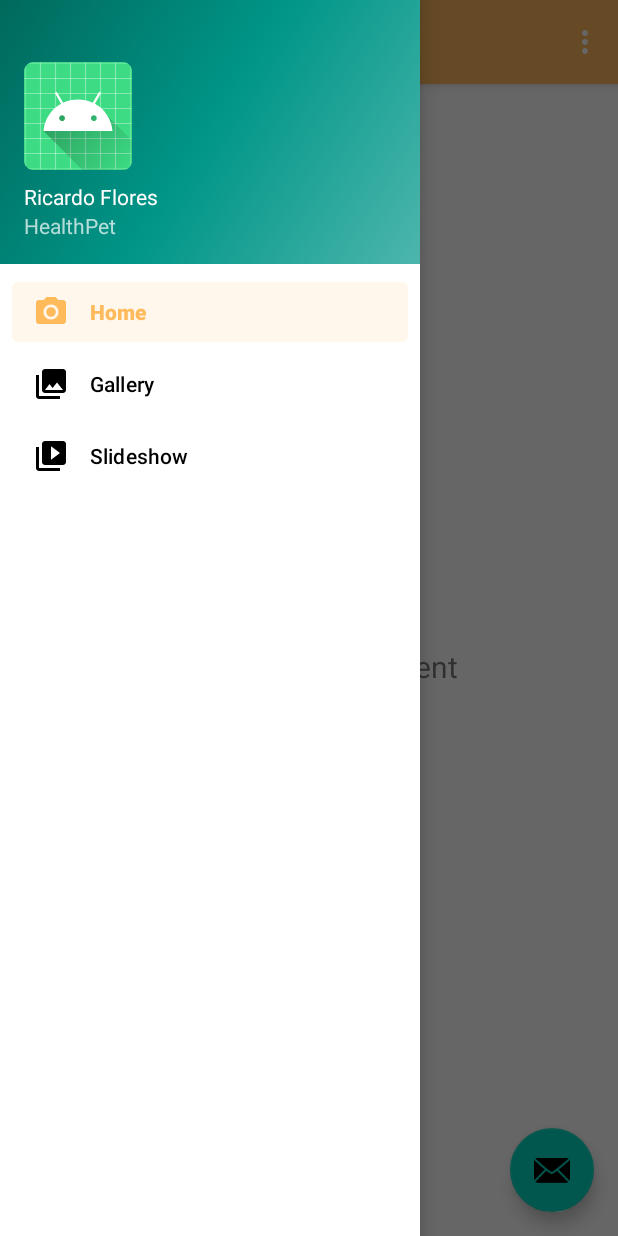
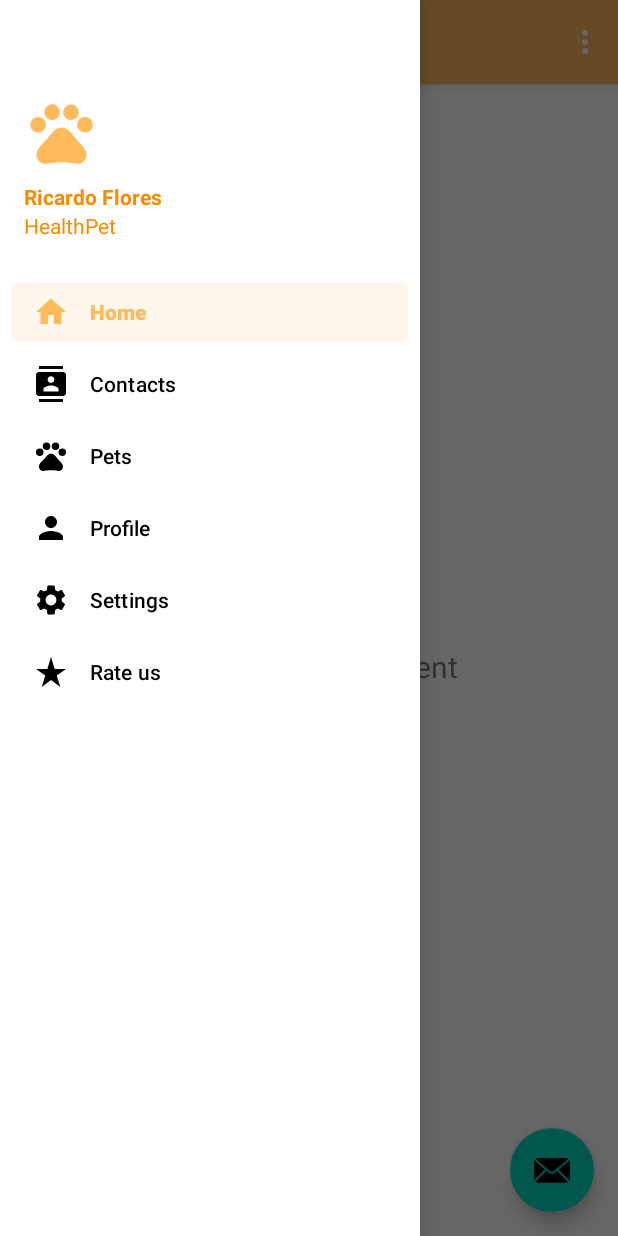
Before and after one commit to RicardoFlores01/HealthPetAppMovil, an Android app: the MenuActivity screen opened directly, with no data from a screen before it, with the side drawer open, on a phone screen of 412 x 824 dp. Run offline under Robolectric (Android 15) with nearby library versions, the phone set to English and light mode, and no system bars; our stand-ins replace navigation-ui.

Commit message:
Add icon menu and change the color the menu top

```diff
--- /dev/null
+++ b/app/src/main/res/drawable/ic_baseline_contacts_24.xml
@@ -0,0 +1,5 @@
+<vector android:height="24dp" android:tint="#FFBA5C"
+    android:viewportHeight="24" android:viewportWidth="24"
+    android:width="24dp" xmlns:android="http://schemas.android.com/apk/res/android">
+    <path android:fillColor="@android:color/white" android:pathData="M20,0L4,0v2h16L20,0zM4,24h16v-2L4,22v2zM20,4L4,4c-1.1,0 -2,0.9 -2,2v12c0,1.1 0.9,2 2,2h16c1.1,0 2,-0.9 2,-2L22,6c0,-1.1 -0.9,-2 -2,-2zM12,6.75c1.24,0 2.25,1.01 2.25,2.25s-1.01,2.25 -2.25,2.25S9.75,10.24 9.75,9 10.76,6.75 12,6.75zM17,17L7,17v-1.5c0,-1.67 3.33,-2.5 5,-2.5s5,0.83 5,2.5L17,17z"/>
+</vector>
--- /dev/null
+++ b/app/src/main/res/drawable/ic_baseline_home_24.xml
@@ -0,0 +1,5 @@
+<vector android:height="24dp" android:tint="#FFBA5C"
+    android:viewportHeight="24" android:viewportWidth="24"
+    android:width="24dp" xmlns:android="http://schemas.android.com/apk/res/android">
+    <path android:fillColor="@android:color/white" android:pathData="M10,20v-6h4v6h5v-8h3L12,3 2,12h3v8z"/>
+</vector>
--- /dev/null
+++ b/app/src/main/res/drawable/ic_baseline_person_24.xml
@@ -0,0 +1,5 @@
+<vector android:height="24dp" android:tint="#FFBA5C"
+    android:viewportHeight="24" android:viewportWidth="24"
+    android:width="24dp" xmlns:android="http://schemas.android.com/apk/res/android">
+    <path android:fillColor="@android:color/white" android:pathData="M12,12c2.21,0 4,-1.79 4,-4s-1.79,-4 -4,-4 -4,1.79 -4,4 1.79,4 4,4zM12,14c-2.67,0 -8,1.34 -8,4v2h16v-2c0,-2.66 -5.33,-4 -8,-4z"/>
+</vector>
--- /dev/null
+++ b/app/src/main/res/drawable/ic_baseline_pets_24.xml
@@ -0,0 +1,9 @@
+<vector android:height="24dp" android:tint="#FFBA5C"
+    android:viewportHeight="24" android:viewportWidth="24"
+    android:width="24dp" xmlns:android="http://schemas.android.com/apk/res/android">
+    <path android:fillColor="@android:color/white" android:pathData="M4.5,9.5m-2.5,0a2.5,2.5 0,1 1,5 0a2.5,2.5 0,1 1,-5 0"/>
+    <path android:fillColor="@android:color/white" android:pathData="M9,5.5m-2.5,0a2.5,2.5 0,1 1,5 0a2.5,2.5 0,1 1,-5 0"/>
+    <path android:fillColor="@android:color/white" android:pathData="M15,5.5m-2.5,0a2.5,2.5 0,1 1,5 0a2.5,2.5 0,1 1,-5 0"/>
+    <path android:fillColor="@android:color/white" android:pathData="M19.5,9.5m-2.5,0a2.5,2.5 0,1 1,5 0a2.5,2.5 0,1 1,-5 0"/>
+    <path android:fillColor="@android:color/white" android:pathData="M17.34,14.86c-0.87,-1.02 -1.6,-1.89 -2.48,-2.91 -0.46,-0.54 -1.05,-1.08 -1.75,-1.32 -0.11,-0.04 -0.22,-0.07 -0.33,-0.09 -0.25,-0.04 -0.52,-0.04 -0.78,-0.04s-0.53,0 -0.79,0.05c-0.11,0.02 -0.22,0.05 -0.33,0.09 -0.7,0.24 -1.28,0.78 -1.75,1.32 -0.87,1.02 -1.6,1.89 -2.48,2.91 -1.31,1.31 -2.92,2.76 -2.62,4.79 0.29,1.02 1.02,2.03 2.33,2.32 0.73,0.15 3.06,-0.44 5.54,-0.44h0.18c2.48,0 4.81,0.58 5.54,0.44 1.31,-0.29 2.04,-1.31 2.33,-2.32 0.31,-2.04 -1.3,-3.49 -2.61,-4.8z"/>
+</vector>
--- /dev/null
+++ b/app/src/main/res/drawable/ic_baseline_settings_24.xml
@@ -0,0 +1,5 @@
+<vector android:height="24dp" android:tint="#FFBA5C"
+    android:viewportHeight="24" android:viewportWidth="24"
+    android:width="24dp" xmlns:android="http://schemas.android.com/apk/res/android">
+    <path android:fillColor="@android:color/white" android:pathData="M19.14,12.94c0.04,-0.3 0.06,-0.61 0.06,-0.94c0,-0.32 -0.02,-0.64 -0.07,-0.94l2.03,-1.58c0.18,-0.14 0.23,-0.41 0.12,-0.61l-1.92,-3.32c-0.12,-0.22 -0.37,-0.29 -0.59,-0.22l-2.39,0.96c-0.5,-0.38 -1.03,-0.7 -1.62,-0.94L14.4,2.81c-0.04,-0.24 -0.24,-0.41 -0.48,-0.41h-3.84c-0.24,0 -0.43,0.17 -0.47,0.41L9.25,5.35C8.66,5.59 8.12,5.92 7.63,6.29L5.24,5.33c-0.22,-0.08 -0.47,0 -0.59,0.22L2.74,8.87C2.62,9.08 2.66,9.34 2.86,9.48l2.03,1.58C4.84,11.36 4.8,11.69 4.8,12s0.02,0.64 0.07,0.94l-2.03,1.58c-0.18,0.14 -0.23,0.41 -0.12,0.61l1.92,3.32c0.12,0.22 0.37,0.29 0.59,0.22l2.39,-0.96c0.5,0.38 1.03,0.7 1.62,0.94l0.36,2.54c0.05,0.24 0.24,0.41 0.48,0.41h3.84c0.24,0 0.44,-0.17 0.47,-0.41l0.36,-2.54c0.59,-0.24 1.13,-0.56 1.62,-0.94l2.39,0.96c0.22,0.08 0.47,0 0.59,-0.22l1.92,-3.32c0.12,-0.22 0.07,-0.47 -0.12,-0.61L19.14,12.94zM12,15.6c-1.98,0 -3.6,-1.62 -3.6,-3.6s1.62,-3.6 3.6,-3.6s3.6,1.62 3.6,3.6S13.98,15.6 12,15.6z"/>
+</vector>
--- /dev/null
+++ b/app/src/main/res/drawable/ic_baseline_star_rate_24.xml
@@ -0,0 +1,5 @@
+<vector android:height="24dp" android:tint="#FFBA5C"
+    android:viewportHeight="24" android:viewportWidth="24"
+    android:width="24dp" xmlns:android="http://schemas.android.com/apk/res/android">
+    <path android:fillColor="@android:color/white" android:pathData="M14.43,10l-2.43,-8l-2.43,8l-7.57,0l6.18,4.41l-2.35,7.59l6.17,-4.69l6.18,4.69l-2.35,-7.59l6.17,-4.41z"/>
+</vector>
--- a/app/src/main/res/drawable/ic_menu_camera.xml
+++ /dev/null
@@ -1,12 +0,0 @@
-<vector xmlns:android="http://schemas.android.com/apk/res/android"
-    android:width="24dp"
-    android:height="24dp"
-    android:viewportWidth="24.0"
-    android:viewportHeight="24.0">
-    <path
-        android:fillColor="#FF000000"
-        android:pathData="M12,12m-3.2,0a3.2,3.2 0,1 1,6.4 0a3.2,3.2 0,1 1,-6.4 0" />
-    <path
-        android:fillColor="#FF000000"
-        android:pathData="M9,2L7.17,4H4c-1.1,0 -2,0.9 -2,2v12c0,1.1 0.9,2 2,2h16c1.1,0 2,-0.9 2,-2V6c0,-1.1 -0.9,-2 -2,-2h-3.17L15,2H9zm3,15c-2.76,0 -5,-2.24 -5,-5s2.24,-5 5,-5 5,2.24 5,5 -2.24,5 -5,5z" />
-</vector>
--- a/app/src/main/res/drawable/ic_menu_gallery.xml
+++ /dev/null
@@ -1,9 +0,0 @@
-<vector xmlns:android="http://schemas.android.com/apk/res/android"
-    android:width="24dp"
-    android:height="24dp"
-    android:viewportWidth="24.0"
-    android:viewportHeight="24.0">
-    <path
-        android:fillColor="#FF000000"
-        android:pathData="M22,16V4c0,-1.1 -0.9,-2 -2,-2H8c-1.1,0 -2,0.9 -2,2v12c0,1.1 0.9,2 2,2h12c1.1,0 2,-0.9 2,-2zm-11,-4l2.03,2.71L16,11l4,5H8l3,-4zM2,6v14c0,1.1 0.9,2 2,2h14v-2H4V6H2z" />
-</vector>
--- a/app/src/main/res/drawable/ic_menu_slideshow.xml
+++ /dev/null
@@ -1,9 +0,0 @@
-<vector xmlns:android="http://schemas.android.com/apk/res/android"
-    android:width="24dp"
-    android:height="24dp"
-    android:viewportWidth="24.0"
-    android:viewportHeight="24.0">
-    <path
-        android:fillColor="#FF000000"
-        android:pathData="M4,6H2v14c0,1.1 0.9,2 2,2h14v-2H4V6zm16,-4H8c-1.1,0 -2,0.9 -2,2v12c0,1.1 0.9,2 2,2h12c1.1,0 2,-0.9 2,-2V4c0,-1.1 -0.9,-2 -2,-2zm-8,12.5v-9l6,4.5 -6,4.5z" />
-</vector>
--- a/app/src/main/res/drawable/side_nav_bar.xml
+++ b/app/src/main/res/drawable/side_nav_bar.xml
@@ -2,8 +2,8 @@
     android:shape="rectangle">
     <gradient
         android:angle="135"
-        android:centerColor="#009688"
-        android:endColor="#00695C"
-        android:startColor="#4DB6AC"
+        android:centerColor="#FFFFFF"
+        android:endColor="#FFFFFF"
+        android:startColor="#FFFFFF"
         android:type="linear" />
 </shape>
--- a/app/src/main/res/layout/nav_header_menu.xml
+++ b/app/src/main/res/layout/nav_header_menu.xml
@@ -12,22 +12,26 @@
     android:paddingBottom="@dimen/activity_vertical_margin"
     android:theme="@style/ThemeOverlay.AppCompat.Dark">
 
-    <ImageView
+    <TextView
         android:id="@+id/imageView"
-        android:layout_width="wrap_content"
-        android:layout_height="wrap_content"
+        android:layout_width="50dp"
+        android:layout_height="50dp"
         android:contentDescription="@string/nav_header_desc"
         android:paddingTop="@dimen/nav_header_vertical_spacing"
+        android:background="@drawable/ic_baseline_pets_24"
         app:srcCompat="@mipmap/ic_launcher_round" />
 
     <TextView
         android:layout_width="match_parent"
         android:layout_height="wrap_content"
         android:paddingTop="@dimen/nav_header_vertical_spacing"
+        android:textColor="#F98B00"
+        android:textStyle="bold"
         android:text="@string/nav_header_title"
         android:textAppearance="@style/TextAppearance.AppCompat.Body1" />
 
     <TextView
+        android:textColor="#F98B00"
         android:id="@+id/textView"
         android:layout_width="wrap_content"
         android:layout_height="wrap_content"
--- a/app/src/main/res/menu/activity_main_drawer.xml
+++ b/app/src/main/res/menu/activity_main_drawer.xml
@@ -6,15 +6,31 @@
     <group android:checkableBehavior="single">
         <item
             android:id="@+id/nav_home"
-            android:icon="@drawable/ic_menu_camera"
+            android:icon="@drawable/ic_baseline_home_24"
             android:title="@string/menu_home" />
         <item
             android:id="@+id/nav_gallery"
-            android:icon="@drawable/ic_menu_gallery"
+            android:icon="@drawable/ic_baseline_contacts_24"
             android:title="@string/menu_gallery" />
         <item
             android:id="@+id/nav_slideshow"
-            android:icon="@drawable/ic_menu_slideshow"
+            android:icon="@drawable/ic_baseline_pets_24"
             android:title="@string/menu_slideshow" />
+
+        <item
+            android:id="@+id/nav_profile"
+            android:icon="@drawable/ic_baseline_person_24"
+            android:title="@string/menu_profile" />
+
+        <item
+            android:id="@+id/nav_settings"
+            android:icon="@drawable/ic_baseline_settings_24"
+            android:title="@string/menu_settings" />
+
+        <item
+            android:id="@+id/nav_rateus"
+            android:icon="@drawable/ic_baseline_star_rate_24"
+            android:title="@string/menu_rateus" />
+
     </group>
 </menu>
--- a/app/src/main/res/values/strings.xml
+++ b/app/src/main/res/values/strings.xml
@@ -22,7 +22,12 @@
     <string name="action_settings">Settings</string>
 
     <string name="menu_home">Home</string>
-    <string name="menu_gallery">Gallery</string>
-    <string name="menu_slideshow">Slideshow</string>
-    <string name="title_activity_menu">MenuActivity</string>
+    <string name="menu_gallery">Contacts</string>
+    <string name="menu_slideshow">Pets</string>
+    <string name="menu_profile">Profile</string>
+    <string name="menu_settings">Settings</string>
+    <string name="menu_rateus">Rate us</string>
+
+
+    <string name="title_activity_menu">HealthPet</string>
 </resources>
```
